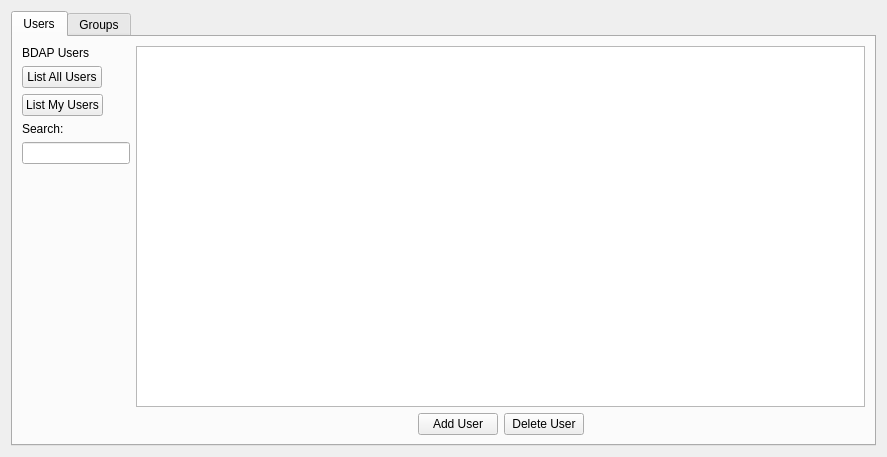
First picture: the form in src/qt/forms/bdappage.ui, repository duality-solutions/Dynamic, before the edit.
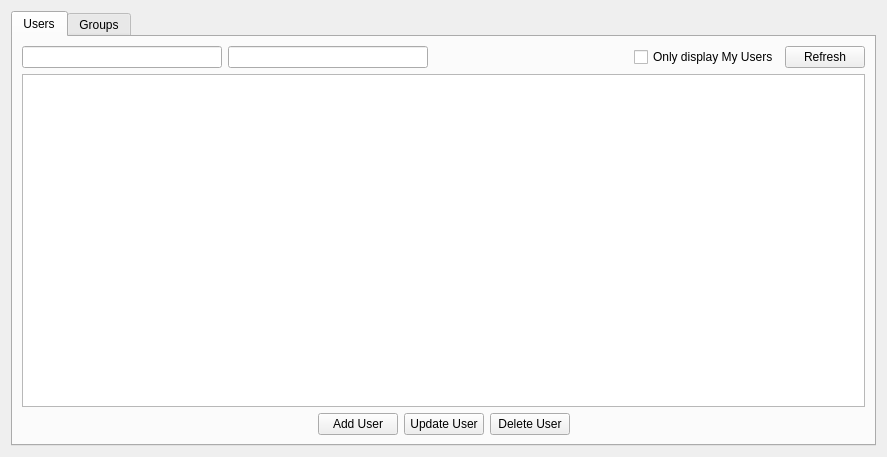
Second picture: the form after the edit. Icons and pictures are not drawn.

Commit message: [BDAP GUI] Rearrange GUI. WIP

The edit to the form file:
```diff
--- a/src/qt/forms/bdappage.ui
+++ b/src/qt/forms/bdappage.ui
@@ -33,80 +33,50 @@
       </attribute>
       <layout class="QGridLayout" name="gridLayout">
        <item row="0" column="0">
-        <layout class="QVBoxLayout" name="verticalLayout">
-         <property name="sizeConstraint">
-          <enum>QLayout::SetFixedSize</enum>
-         </property>
-         <item>
-          <widget class="QLabel" name="label_Users">
-           <property name="styleSheet">
-            <string notr="true"/>
-           </property>
-           <property name="text">
-            <string>BDAP Users</string>
-           </property>
-          </widget>
-         </item>
-         <item>
-          <widget class="QPushButton" name="pushButton_All">
-           <property name="sizePolicy">
-            <sizepolicy hsizetype="Fixed" vsizetype="Fixed">
-             <horstretch>0</horstretch>
-             <verstretch>0</verstretch>
-            </sizepolicy>
-           </property>
-           <property name="text">
-            <string>List All Users</string>
-           </property>
-          </widget>
-         </item>
-         <item>
-          <widget class="QPushButton" name="pushButton_My">
-           <property name="sizePolicy">
-            <sizepolicy hsizetype="Fixed" vsizetype="Fixed">
-             <horstretch>0</horstretch>
-             <verstretch>0</verstretch>
-            </sizepolicy>
-           </property>
-           <property name="text">
-            <string>List My Users</string>
-           </property>
-          </widget>
-         </item>
-         <item>
-          <widget class="QLabel" name="label_Search">
-           <property name="text">
-            <string>Search:</string>
-           </property>
-          </widget>
-         </item>
-         <item>
-          <widget class="QLineEdit" name="lineEdit_UserSearch">
-           <property name="sizePolicy">
-            <sizepolicy hsizetype="Fixed" vsizetype="Fixed">
-             <horstretch>0</horstretch>
-             <verstretch>0</verstretch>
-            </sizepolicy>
-           </property>
-          </widget>
-         </item>
-         <item>
-          <spacer name="verticalSpacer">
-           <property name="orientation">
-            <enum>Qt::Vertical</enum>
-           </property>
-           <property name="sizeHint" stdset="0">
-            <size>
-             <width>20</width>
-             <height>40</height>
-            </size>
-           </property>
-          </spacer>
-         </item>
-        </layout>
-       </item>
-       <item row="0" column="1">
         <layout class="QVBoxLayout" name="verticalLayout_2">
+         <item>
+          <layout class="QHBoxLayout" name="horizontalLayout_3">
+           <item>
+            <widget class="QLineEdit" name="lineEditUserCommonNameSearch"/>
+           </item>
+           <item>
+            <widget class="QLineEdit" name="lineEditUserFullPathSearch"/>
+           </item>
+           <item>
+            <spacer name="horizontalSpacer">
+             <property name="orientation">
+              <enum>Qt::Horizontal</enum>
+             </property>
+             <property name="sizeHint" stdset="0">
+              <size>
+               <width>40</width>
+               <height>20</height>
+              </size>
+             </property>
+            </spacer>
+           </item>
+           <item>
+            <widget class="QCheckBox" name="checkBoxMyUsers">
+             <property name="text">
+              <string>Only display My Users</string>
+             </property>
+            </widget>
+           </item>
+           <item>
+            <widget class="QPushButton" name="pushButton_All">
+             <property name="sizePolicy">
+              <sizepolicy hsizetype="Fixed" vsizetype="Fixed">
+               <horstretch>0</horstretch>
+               <verstretch>0</verstretch>
+              </sizepolicy>
+             </property>
+             <property name="text">
+              <string>Refresh</string>
+             </property>
+            </widget>
+           </item>
+          </layout>
+         </item>
          <item>
           <widget class="QTableWidget" name="tableWidget_Users">
            <property name="editTriggers">
@@ -164,6 +134,23 @@
              </property>
             </widget>
            </item>
+           <item>
+            <widget class="QPushButton" name="pushButtonUpdateUser">
+             <property name="sizePolicy">
+              <sizepolicy hsizetype="Fixed" vsizetype="Fixed">
+               <horstretch>0</horstretch>
+               <verstretch>0</verstretch>
+              </sizepolicy>
+             </property>
+             <property name="text">
+              <string>Update User</string>
+             </property>
+             <property name="icon">
+              <iconset resource="../dynamic.qrc">
+               <normaloff>:/icons/drk/edit</normaloff>:/icons/drk/edit</iconset>
+             </property>
+            </widget>
+           </item>
            <item>
             <widget class="QPushButton" name="deleteUser">
              <property name="sizePolicy">
```
Left out of the diff: 127 changed lines with no effect on the pictures. The commit also changes 1 other file.
